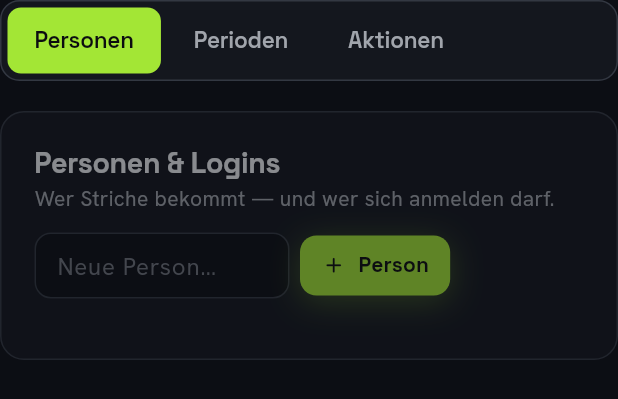
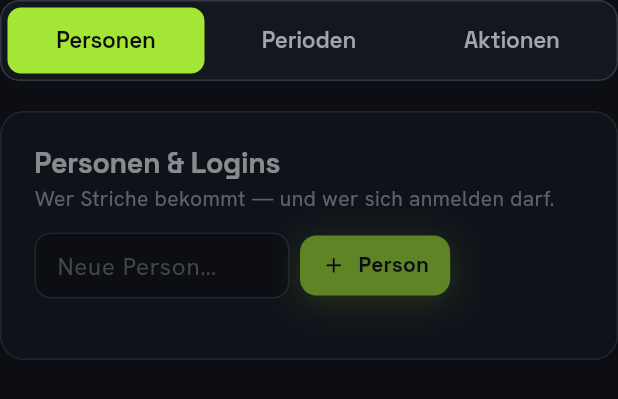
Before and after one commit to Swess0872/Toni, a Flutter app: the AdminDashboard widget shown alone on an empty page, opened directly, on a phone screen of 412 x 824 dp. Shown: the top 399 px of the screen. Run offline on Flutter 3.47's test engine with Material 3 defaults, Android fonts, the phone set to English and light mode, and no system bars; our stand-ins replace google_fonts, image_picker, shared_preferences, web; missing offline and left inert: signalr_netcore; accounts and stored records are empty; network calls fail.

Commit message:
App: Abstimmungsergebnis am Strich, Admin-Tabs in voller Breite
- Laufende Abstimmung: sichtbarer Link „Wer hat wie gestimmt?“.
- Striche aus einer Abstimmung sind in der Aufschlüsselung antippbar und
  zeigen direkt das Ergebnis; „Abstimmungen über X“ entfällt.
- Admin-Tabs teilen sich auf dem Handy die volle Breite.

Co-Authored-By: Claude Opus 5.5 <noreply@anthropic.com>

```diff
--- a/app/lib/ui/admin.dart
+++ b/app/lib/ui/admin.dart
@@ -22,32 +22,38 @@ class _AdminDashboardState extends State<AdminDashboard> {
   Widget build(BuildContext context) {
     final t = context.t;
     const tabs = [('personen', 'Personen'), ('perioden', 'Perioden'), ('aktionen', 'Aktionen')];
+    final phone = formFactorOf(context) == FormFactor.phone;
+    Widget tab(String key, String label) => Pressable(
+          onTap: () => setState(() => _tab = key),
+          radius: BorderRadius.circular(9),
+          child: AnimatedContainer(
+            duration: const Duration(milliseconds: 150),
+            constraints: const BoxConstraints(minHeight: 44),
+            alignment: Alignment.center,
+            padding: EdgeInsets.symmetric(horizontal: phone ? 6 : 18, vertical: 10),
+            decoration: BoxDecoration(color: _tab == key ? t.acid : Colors.transparent, borderRadius: BorderRadius.circular(9)),
+            child: Text(
+              label,
+              maxLines: 1,
+              overflow: TextOverflow.fade,
+              softWrap: false,
+              style: t.head(size: 15, weight: FontWeight.w600, color: _tab == key ? onAccent : t.dim),
+            ),
+          ),
+        );
     return Column(crossAxisAlignment: CrossAxisAlignment.stretch, children: [
       Container(
         padding: const EdgeInsets.all(4),
         margin: const EdgeInsets.only(bottom: 20),
         decoration: BoxDecoration(color: t.bg1, border: Border.all(color: t.line), borderRadius: BorderRadius.circular(13)),
-        child: SingleChildScrollView(
-          scrollDirection: Axis.horizontal,
-          child: Row(children: [
-            for (final (key, label) in tabs)
-              Padding(
-                padding: const EdgeInsets.only(right: 4),
-                child: Pressable(
-                  onTap: () => setState(() => _tab = key),
-                  radius: BorderRadius.circular(9),
-                  child: AnimatedContainer(
-                    duration: const Duration(milliseconds: 150),
-                    constraints: const BoxConstraints(minHeight: 44),
-                    alignment: Alignment.center,
-                    padding: const EdgeInsets.symmetric(horizontal: 18, vertical: 10),
-                    decoration: BoxDecoration(color: _tab == key ? t.acid : Colors.transparent, borderRadius: BorderRadius.circular(9)),
-                    child: Text(label, style: t.head(size: 15, weight: FontWeight.w600, color: _tab == key ? onAccent : t.dim)),
-                  ),
-                ),
-              ),
-          ]),
-        ),
+        // Phone: the tabs share the full width; larger screens keep them compact on the left.
+        child: phone
+            ? Row(children: [
+                for (final (i, (key, label)) in tabs.indexed) ...[if (i > 0) const SizedBox(width: 4), Expanded(child: tab(key, label))],
+              ])
+            : Row(children: [
+                for (final (key, label) in tabs) Padding(padding: const EdgeInsets.only(right: 4), child: tab(key, label)),
+              ]),
       ),
       ReadOnly(
         readOnly: context.watch<ToniStore>().offline,
```
Also changed, not shown: app/lib/ui/person_detail.dart (+40 -18 lines), app/lib/ui/vote_banner.dart (+11 -1 lines), app/lib/ui/votes.dart (+23 -37 lines), 2 other files.
